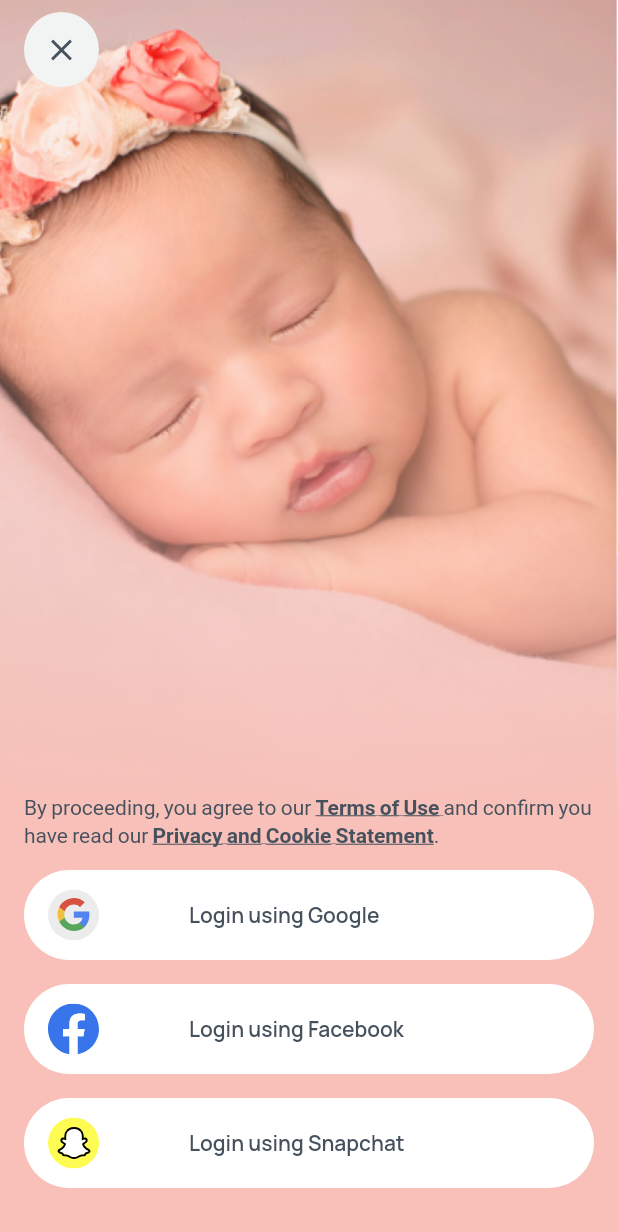
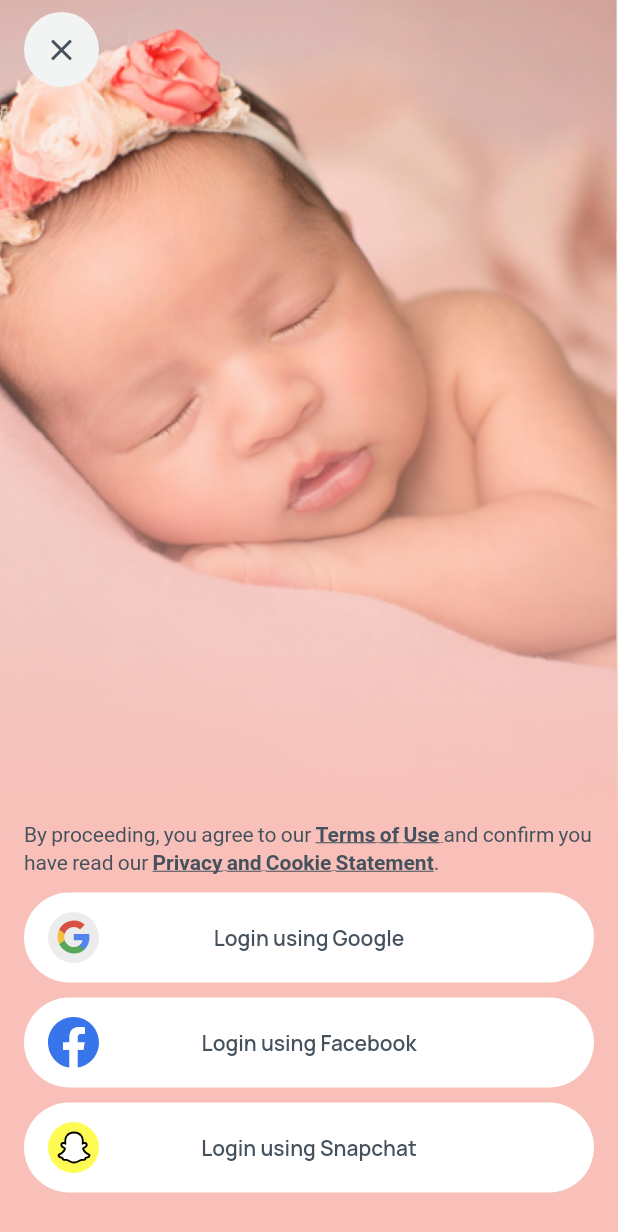
Before and after one commit to VII-Tech-Solutions/LittleMiraclesApp, a Flutter app: the LoginPage screen opened directly, on a phone screen of 412 x 824 dp. Shown: the top 1232 px of the screen. Run offline on Flutter 3.47's test engine with Material 2 defaults, Android fonts, the phone set to English and light mode, and no system bars; our stand-ins replace cached_network_image, flutter_html, flutter_svg, google_fonts, shared_preferences, sqflite; accounts and stored records are empty; network calls fail; statements that could not run were skipped.

Commit message:
login with social media button design fix

```diff
--- a/lib/pages/login/loginPage.dart
+++ b/lib/pages/login/loginPage.dart
@@ -153,7 +153,7 @@ class LoginPage extends StatelessWidget {
                 onPress: () {},
                 assetName: 'assets/images/iconsSocialSnapchat.svg',
               ),
-              SizedBox(height: 24),
+              SizedBox(height: MediaQuery.of(context).padding.bottom + 24),
             ],
           ),
         ],
--- a/lib/widgets/buttons/buttonWithIconWidget.dart
+++ b/lib/widgets/buttons/buttonWithIconWidget.dart
@@ -22,24 +22,23 @@ class ButtonWithIconWidget extends StatelessWidget {
   Widget build(BuildContext context) {
     return InkWell(
       onTap: onPress,
-      child: InkWell(
-        onTap: onPress,
       child: Container(
-          margin: EdgeInsets.fromLTRB(16.0, 8.0, 16.0, 8.0),
-          width: double.infinity,
           height: 60,
-          alignment: Alignment.center,
+          margin: const EdgeInsets.symmetric(vertical: 5, horizontal: 16),
           decoration: BoxDecoration(
-            color: AppColors.whiteFFFFFF,
+            color: Colors.white,
             borderRadius: BorderRadius.circular(30),
           ),
+          child: Padding(
+            padding: const EdgeInsets.symmetric(horizontal: 16.0),
             child: Row(
+              mainAxisAlignment: MainAxisAlignment.spaceBetween,
+              crossAxisAlignment: CrossAxisAlignment.center,
               children: [
-              Padding(
-                padding: const EdgeInsets.fromLTRB(16.0, 13.0, 60.0, 13.0),
-                child: SvgPicture.asset(
+                SvgPicture.asset(
                   assetName!,
-                ),
+                  height: 34,
+                  width: 34,
                 ),
                 Text(
                   buttonText ?? '',
@@ -49,11 +48,14 @@ class ButtonWithIconWidget extends StatelessWidget {
                     fontSize: 14,
                     fontWeight: FontWeight.w600,
                   ),
-              )
+                ),
+                SizedBox(
+                  height: 34,
+                  width: 34,
+                ),
               ],
             ),
-        ),
-      ),
+          )),
     );
   }
 }
```
Lines whose indentation alone changed are shown as unchanged.
